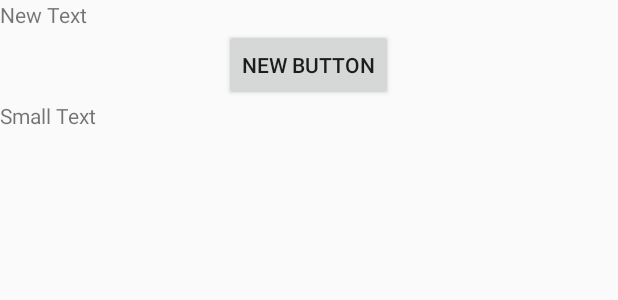
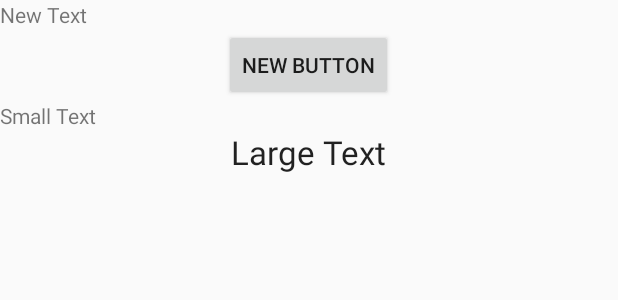
Before and after one commit to iamprodip/ICare, an Android app: the layout start_up.xml on its own in the app's theme, with its tools: preview values and no code run, on a phone screen of 412 x 824 dp. Shown: the top 300 px of the screen. Run offline under Robolectric (Android 15) with nearby library versions, the phone set to English and light mode, and no system bars.

Commit message:
"add  text box"

```diff
--- a/app/src/main/res/layout/start_up.xml
+++ b/app/src/main/res/layout/start_up.xml
@@ -23,4 +23,18 @@
         android:textAppearance="?android:attr/textAppearanceSmall"
         android:text="Small Text"
         android:id="@+id/textView2" />
+
+    <TextView
+        android:layout_width="wrap_content"
+        android:layout_height="wrap_content"
+        android:textAppearance="?android:attr/textAppearanceLarge"
+        android:text="Large Text"
+        android:id="@+id/textView3"
+        android:layout_gravity="center_horizontal" />
+
+    <LinearLayout
+        android:orientation="vertical"
+        android:layout_width="match_parent"
+        android:layout_height="wrap_content"
+        android:layout_gravity="center_horizontal"></LinearLayout>
 </LinearLayout>
```
